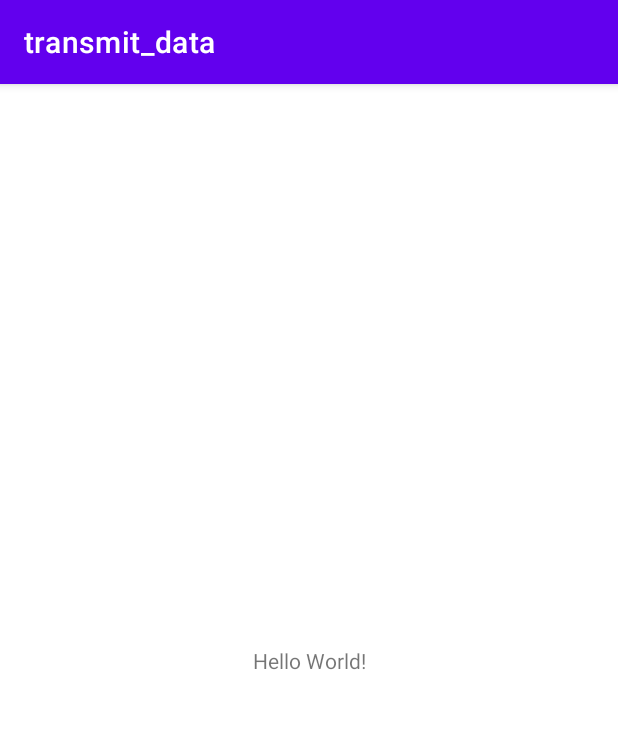
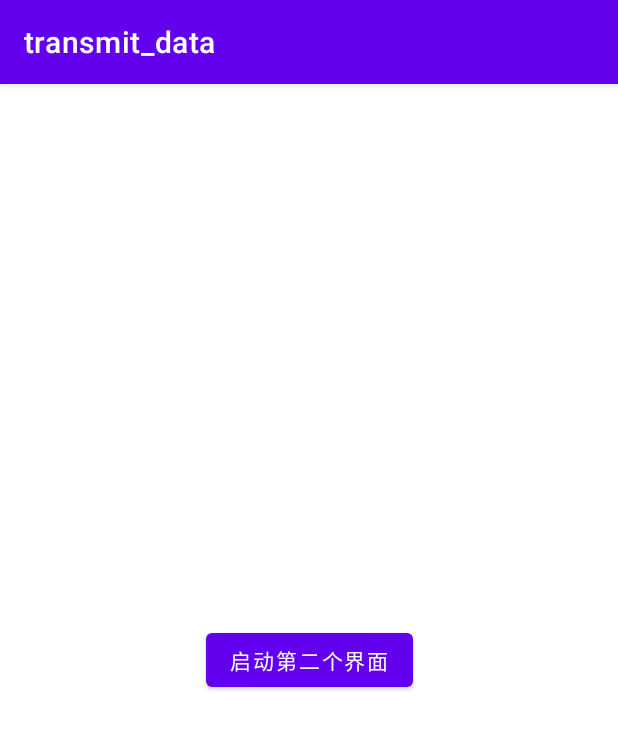
Before and after one commit to ZoeSmr/AndroidProject, an Android app: the screen it shows after launch (MainActivity), on a phone screen of 412 x 824 dp. Shown: the top 729 px of the screen. Run offline under Robolectric (Android 15) with nearby library versions, the phone set to English and light mode, and no system bars.

Commit message:
update transmit_data

```diff
--- a/transmit_data/app/src/main/AndroidManifest.xml
+++ b/transmit_data/app/src/main/AndroidManifest.xml
@@ -10,6 +10,9 @@
         android:supportsRtl="true"
         android:theme="@style/Theme.Transmit_data">
         <activity
+            android:name=".SecondActivity"
+            android:exported="true" />
+        <activity
             android:name=".MainActivity"
             android:exported="true">
             <intent-filter>
--- a/transmit_data/app/src/main/java/com/example/transmit_data/MainActivity.java
+++ b/transmit_data/app/src/main/java/com/example/transmit_data/MainActivity.java
@@ -1,14 +1,47 @@
 package com.example.transmit_data;
 
+import androidx.annotation.Nullable;
 import androidx.appcompat.app.AppCompatActivity;
 
+import android.content.Intent;
 import android.os.Bundle;
+import android.view.View;
+import android.widget.Button;
+import android.widget.TextView;
 
 public class MainActivity extends AppCompatActivity {
+
+    Button btnStart;
 
     @Override
     protected void onCreate(Bundle savedInstanceState) {
         super.onCreate(savedInstanceState);
         setContentView(R.layout.activity_main);
+
+        btnStart = (Button) findViewById(R.id.btn_start_second);
+        btnStart.setOnClickListener(new View.OnClickListener() {
+            @Override
+            public void onClick(View view) {
+                //启动第二个activity
+                Intent intent = new Intent();
+                intent.setClass(MainActivity.this, SecondActivity.class);
+                intent.putExtra("Highlight", "4+1+1");
+                intent.putExtra("year", 2010);
+                //startActivity(intent);
+                startActivityForResult(intent, 1);
+            }
+        });
+    }
+
+    @Override
+    protected void onActivityResult(int requestCode, int resultCode, @Nullable Intent data) {
+        super.onActivityResult(requestCode, resultCode, data);
+
+        TextView backText = findViewById(R.id.back_text);
+
+        if(resultCode == 1) {
+            String str = data.getStringExtra("back_data");
+            backText.setText("返回的数据是" + str);
+        }
     }
 }
--- a/transmit_data/app/src/main/res/layout/activity_main.xml
+++ b/transmit_data/app/src/main/res/layout/activity_main.xml
@@ -6,13 +6,23 @@
     android:layout_height="match_parent"
     tools:context=".MainActivity">
 
-    <TextView
+    <Button
+        android:id="@+id/btn_start_second"
         android:layout_width="wrap_content"
         android:layout_height="wrap_content"
-        android:text="Hello World!"
+        android:text="启动第二个界面"
         app:layout_constraintBottom_toBottomOf="parent"
-        app:layout_constraintLeft_toLeftOf="parent"
-        app:layout_constraintRight_toRightOf="parent"
+        app:layout_constraintEnd_toEndOf="parent"
+        app:layout_constraintStart_toStartOf="parent"
         app:layout_constraintTop_toTopOf="parent" />
 
+    <TextView
+        android:id="@+id/back_text"
+        android:layout_width="wrap_content"
+        android:layout_height="wrap_content"
+        android:text=""
+        app:layout_constraintEnd_toEndOf="parent"
+        app:layout_constraintStart_toStartOf="parent"
+        app:layout_constraintTop_toBottomOf="@+id/btn_start_second" />
+
 </androidx.constraintlayout.widget.ConstraintLayout>
```
Also changed, not shown: transmit_data/app/src/main/java/com/example/transmit_data/SecondActivity.java (added, +40 -0 lines), transmit_data/app/src/main/res/layout/activity_second.xml (added, +61 -0 lines).
